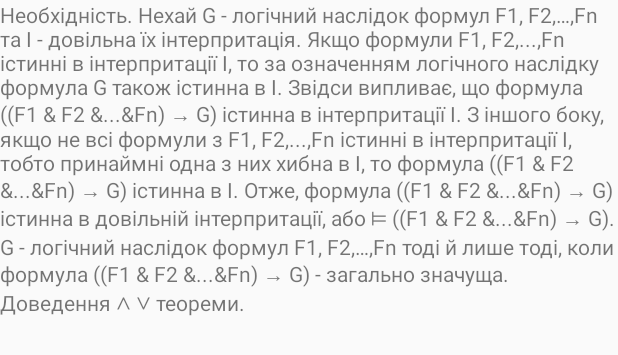
After one commit to SYVYUA/Logic_of_utterances, an Android app: the layout activity_theorem1.xml on its own in the app's theme, with its tools: preview values and no code run, on a phone screen of 412 x 824 dp. The commit adds this screen. Shown: the top 355 px of the screen. Run offline under Robolectric (Android 15) with nearby library versions, the phone set to English and light mode, and no system bars.

```diff
--- a/app/src/main/AndroidManifest.xml
+++ b/app/src/main/AndroidManifest.xml
@@ -9,9 +9,9 @@
         android:roundIcon="@mipmap/ic_launcher_round"
         android:supportsRtl="true"
         android:theme="@style/AppTheme">
-        <activity android:name=".learning.withExplain.ExerciseWithExplain1_3"></activity>
+        <activity android:name=".learning.withExplain.ExerciseWithExplain1_3" />
         <activity android:name=".learning.withExplain.ExerciseWithExplain1_2" />
-        <activity android:name=".learning.withExplain.ExerciseWithExplain2" />
+        <activity android:name=".learning.withExplain.Theorem1" />
         <activity android:name=".learning.withExplain.ExerciseWithExplain1" />
         <activity android:name=".learning.practice.SecondPracticeLesson4" />
         <activity android:name=".learning.practice.SecondPracticeLesson3" />
--- a/app/src/main/java/com/e/diplomamaster/learning/LearningActivity.java
+++ b/app/src/main/java/com/e/diplomamaster/learning/LearningActivity.java
@@ -14,7 +14,7 @@ import com.e.diplomamaster.learning.lessons.FirstLesson;
 import com.e.diplomamaster.learning.practice.PracticeLesson;
 import com.e.diplomamaster.learning.practice.SecondPracticeLesson1;
 import com.e.diplomamaster.learning.withExplain.ExerciseWithExplain1;
-import com.e.diplomamaster.learning.withExplain.ExerciseWithExplain2;
+import com.e.diplomamaster.learning.withExplain.Theorem1;
 
 public class LearningActivity extends AppCompatActivity {
 
@@ -72,7 +72,7 @@ public class LearningActivity extends AppCompatActivity {
         ad1.setPositiveButton(R.string.problem_3, new DialogInterface.OnClickListener() {
             @Override
             public void onClick(DialogInterface dialog, int which) {
-                intent = new Intent(LearningActivity.this, ExerciseWithExplain2.class);
+                intent = new Intent(LearningActivity.this, Theorem1.class);
                 startActivity(intent);
             }
         });
--- a/app/src/main/java/com/e/diplomamaster/learning/withExplain/ExerciseWithExplain2.java
+++ b/app/src/main/java/com/e/diplomamaster/learning/withExplain/Theorem1.java
@@ -5,11 +5,11 @@ import android.os.Bundle;
 
 import com.e.diplomamaster.R;
 
-public class ExerciseWithExplain2 extends AppCompatActivity {
+public class Theorem1 extends AppCompatActivity {
 
     @Override
     protected void onCreate(Bundle savedInstanceState) {
         super.onCreate(savedInstanceState);
-        setContentView(R.layout.activity_exercise_with_explain2);
+        setContentView(R.layout.activity_theorem1);
     }
 }
--- /dev/null
+++ b/app/src/main/res/layout/activity_theorem1.xml
@@ -0,0 +1,26 @@
+<?xml version="1.0" encoding="utf-8"?>
+<LinearLayout
+    xmlns:android="http://schemas.android.com/apk/res/android"
+    xmlns:app="http://schemas.android.com/apk/res-auto"
+    xmlns:tools="http://schemas.android.com/tools"
+    android:layout_width="match_parent"
+    android:layout_height="match_parent"
+    tools:context=".learning.withExplain.Theorem1"
+    android:orientation="vertical">
+
+    <TextView
+        android:layout_width="match_parent"
+        android:layout_height="wrap_content"
+        android:text="@string/explain_theorem_1"/>
+
+    <TextView
+        android:layout_width="match_parent"
+        android:layout_height="wrap_content"
+        android:text="@string/theorem_1_exp"/>
+    <TextView
+        android:layout_width="match_parent"
+        android:layout_height="wrap_content"
+        android:text="@string/proof_theorem_1"/>
+
+
+</LinearLayout>
--- a/app/src/main/res/values/strings.xml
+++ b/app/src/main/res/values/strings.xml
@@ -133,4 +133,11 @@
     <string name="method3"><![CDATA[Скористаємося теоремою та доведемо що формула (F1 & F2) → !G = ((P → Q) & !Q) & !!P = ((P → Q) & !Q) & P заперечувана. Побудуємо таблицю істинності для цієї формули. Із таблиці видно, що формула (P → Q) & !Q → !P хибна в будь-якій інтерпритації.]]></string>
     <string name="expForTable3">Тепер відповідно до теорми можна дійти висновку, що формула !Р логічно випливає з формул P → Q та !Q.</string>
     <string name="finish">До гогловного меню</string>
+
+    <!--Теорема-->
+    <string name="theorem_1">Теорема 1</string>
+    <string name="theorem_2">Теорема 2</string>
+    <string name="theorem_1_exp"><![CDATA[G - логічний наслідок формул F1, F2,…,Fn тоді й лише тоді, коли формула ((F1 & F2 &...&Fn) → G) - загально значуща.]]></string>
+    <string name="proof_theorem_1">Доведення ∧ ∨ теореми.</string>
+    <string name="explain_theorem_1"><![CDATA[Необхідність. Нехай G - логічний наслідок формул F1, F2,…,Fn та І - довільна їх інтерпритація. Якщо формули F1, F2,...,Fn істинні в інтерпритації І, то за означенням логічного наслідку формула G також істинна в І. Звідси випливає, що формула ((F1 & F2 &...&Fn) → G) істинна в інтерпритації І. З іншого боку, якщо не всі формули з F1, F2,...,Fn істинні в інтерпритації І, тобто принаймні одна з них хибна в І, то формула ((F1 & F2 &...&Fn) → G) істинна в І. Отже, формула ((F1 & F2 &...&Fn) → G) істинна в довільній інтерпритації, або ⊨ ((F1 & F2 &...&Fn) → G).]]></string>
 </resources>
```
Also changed, not shown: app/src/main/res/layout/activity_exercise_with_explain2.xml (deleted, +0 -9 lines), 1 other file.
